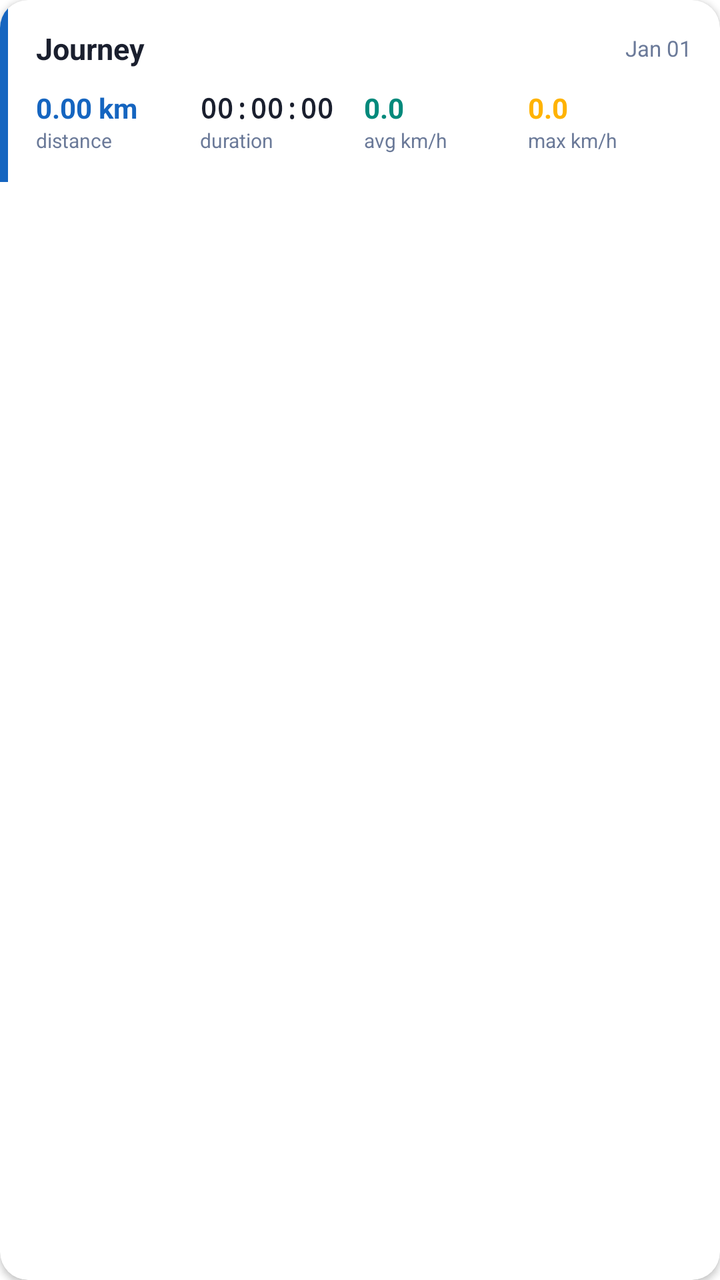
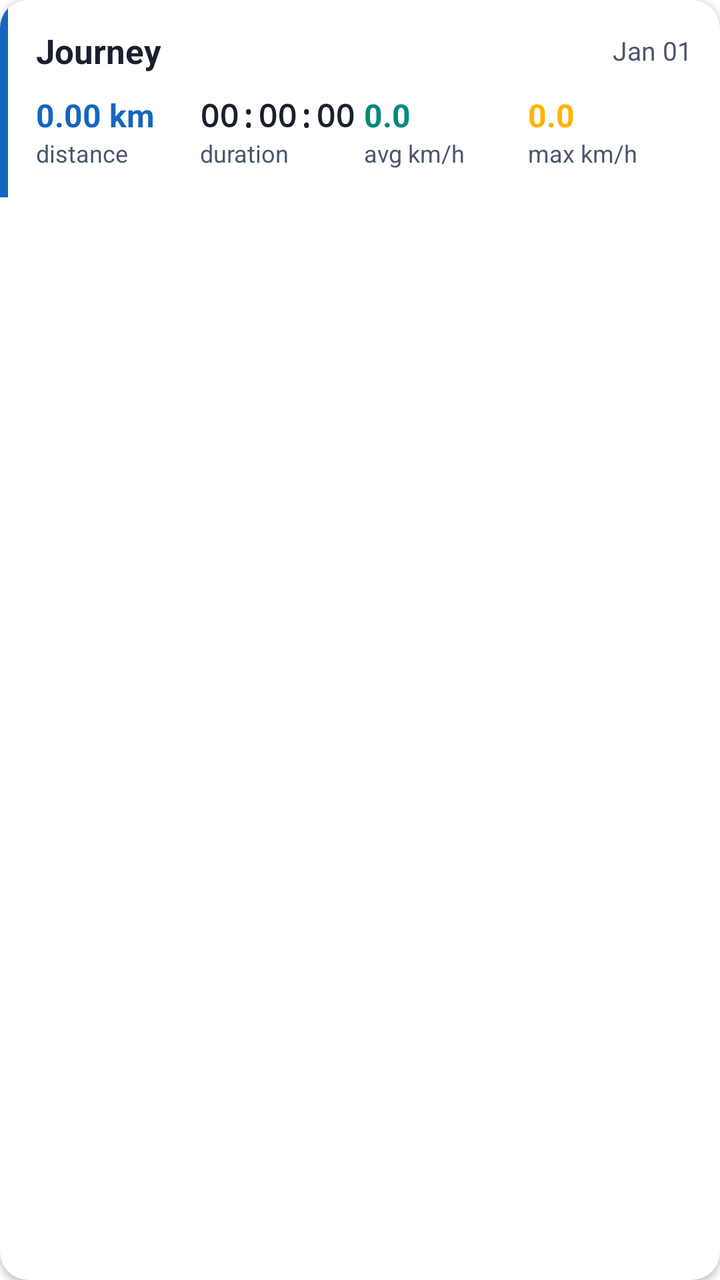

An Android layout rendered at two revisions. The XML below is the earlier revision; the diff shows what the commit changed to produce the second picture.
<!-- AndroidManifest.xml: application theme Theme.GeoTracker -->
<!-- res/layout/item_journey.xml -->
<?xml version="1.0" encoding="utf-8"?>
<androidx.cardview.widget.CardView
    xmlns:android="http://schemas.android.com/apk/res/android"
    xmlns:app="http://schemas.android.com/apk/res-auto"
    android:layout_width="match_parent"
    android:layout_height="wrap_content"
    android:layout_marginHorizontal="14dp"
    android:layout_marginVertical="5dp"
    app:cardCornerRadius="14dp"
    app:cardElevation="2dp"
    app:cardBackgroundColor="@color/surface">

    <LinearLayout
        android:layout_width="match_parent"
        android:layout_height="wrap_content"
        android:orientation="horizontal">

        
        <View
            android:layout_width="4dp"
            android:layout_height="match_parent"
            android:background="@color/primary"/>

        <LinearLayout
            android:layout_width="match_parent"
            android:layout_height="wrap_content"
            android:orientation="vertical"
            android:padding="14dp">

            
            <LinearLayout
                android:layout_width="match_parent"
                android:layout_height="wrap_content"
                android:orientation="horizontal"
                android:gravity="center_vertical"
                android:layout_marginBottom="10dp">

                <TextView
                    android:id="@+id/tvName"
                    android:layout_width="0dp"
                    android:layout_height="wrap_content"
                    android:layout_weight="1"
                    android:text="Journey"
                    android:textSize="15sp"
                    android:textStyle="bold"
                    android:textColor="@color/textPrimary"/>

                <TextView
                    android:id="@+id/tvDate"
                    android:layout_width="wrap_content"
                    android:layout_height="wrap_content"
                    android:text="Jan 01"
                    android:textSize="11sp"
                    android:textColor="@color/textSecondary"/>

            </LinearLayout>

            
            <LinearLayout
                android:layout_width="match_parent"
                android:layout_height="wrap_content"
                android:orientation="horizontal">

                <LinearLayout android:layout_width="0dp" android:layout_height="wrap_content"
                    android:layout_weight="1" android:orientation="vertical">
                    <TextView android:id="@+id/tvDistance" android:layout_width="wrap_content"
                        android:layout_height="wrap_content" android:text="0.00 km"
                        android:textSize="14sp" android:textStyle="bold" android:textColor="@color/primary"/>
                    <TextView android:layout_width="wrap_content" android:layout_height="wrap_content"
                        android:text="distance" android:textSize="10sp" android:textColor="@color/textSecondary"/>
                </LinearLayout>

                <LinearLayout android:layout_width="0dp" android:layout_height="wrap_content"
                    android:layout_weight="1" android:orientation="vertical">
                    <TextView android:id="@+id/tvDuration" android:layout_width="wrap_content"
                        android:layout_height="wrap_content" android:text="00:00:00"
                        android:textSize="14sp" android:textStyle="bold" android:textColor="@color/textPrimary"
                        android:fontFamily="monospace"/>
                    <TextView android:layout_width="wrap_content" android:layout_height="wrap_content"
                        android:text="duration" android:textSize="10sp" android:textColor="@color/textSecondary"/>
                </LinearLayout>

                <LinearLayout android:layout_width="0dp" android:layout_height="wrap_content"
                    android:layout_weight="1" android:orientation="vertical">
                    <TextView android:id="@+id/tvAvgSpeed" android:layout_width="wrap_content"
                        android:layout_height="wrap_content" android:text="0.0"
                        android:textSize="14sp" android:textStyle="bold" android:textColor="@color/accent"/>
                    <TextView android:layout_width="wrap_content" android:layout_height="wrap_content"
                        android:text="avg km/h" android:textSize="10sp" android:textColor="@color/textSecondary"/>
                </LinearLayout>

                <LinearLayout android:layout_width="0dp" android:layout_height="wrap_content"
                    android:layout_weight="1" android:orientation="vertical">
                    <TextView android:id="@+id/tvMaxSpeed" android:layout_width="wrap_content"
                        android:layout_height="wrap_content" android:text="0.0"
                        android:textSize="14sp" android:textStyle="bold" android:textColor="@color/sailGold"/>
                    <TextView android:layout_width="wrap_content" android:layout_height="wrap_content"
                        android:text="max km/h" android:textSize="10sp" android:textColor="@color/textSecondary"/>
                </LinearLayout>

            </LinearLayout>
        </LinearLayout>
    </LinearLayout>
</androidx.cardview.widget.CardView>
<!-- resources referenced by this layout -->
<resources>
  <color name="accent">#00897B</color>
  <color name="primary">#1565C0</color>
  <color name="sailGold">#FFB300</color>
  <color name="surface">#FFFFFF</color>
  <color name="textPrimary">#1A1F2E</color>
  <color name="textSecondary">#6B7A99</color>
  <style name="Theme.GeoTracker" parent="Theme.MaterialComponents.DayNight.DarkActionBar">
          <item name="colorPrimary">@color/primary</item>
          <item name="colorPrimaryVariant">@color/primaryDark</item>
          <item name="colorOnPrimary">#FFFFFF</item>
          <item name="colorSecondary">@color/accent</item>
          <item name="colorOnSecondary">#FFFFFF</item>
          <item name="android:statusBarColor">@color/primaryDark</item>
      </style>
  <color name="primaryDark">#003c8f</color>
</resources>

<!-- the commit's change to res/layout/item_journey.xml (unified diff, before → after) -->
@@ -41,7 +41,7 @@
                     android:layout_height="wrap_content"
                     android:layout_weight="1"
                     android:text="Journey"
-                    android:textSize="15sp"
+                    android:textSize="17sp"
                     android:textStyle="bold"
                     android:textColor="@color/textPrimary"/>
 
@@ -50,7 +50,7 @@
                     android:layout_width="wrap_content"
                     android:layout_height="wrap_content"
                     android:text="Jan 01"
-                    android:textSize="11sp"
+                    android:textSize="13sp"
                     android:textColor="@color/textSecondary"/>
 
             </LinearLayout>
@@ -65,37 +65,37 @@
                     android:layout_weight="1" android:orientation="vertical">
                     <TextView android:id="@+id/tvDistance" android:layout_width="wrap_content"
                         android:layout_height="wrap_content" android:text="0.00 km"
-                        android:textSize="14sp" android:textStyle="bold" android:textColor="@color/primary"/>
+                        android:textSize="16sp" android:textStyle="bold" android:textColor="@color/primary"/>
                     <TextView android:layout_width="wrap_content" android:layout_height="wrap_content"
-                        android:text="distance" android:textSize="10sp" android:textColor="@color/textSecondary"/>
+                        android:text="distance" android:textSize="12sp" android:textColor="@color/textSecondary"/>
                 </LinearLayout>
 
                 <LinearLayout android:layout_width="0dp" android:layout_height="wrap_content"
                     android:layout_weight="1" android:orientation="vertical">
                     <TextView android:id="@+id/tvDuration" android:layout_width="wrap_content"
                         android:layout_height="wrap_content" android:text="00:00:00"
-                        android:textSize="14sp" android:textStyle="bold" android:textColor="@color/textPrimary"
+                        android:textSize="16sp" android:textStyle="bold" android:textColor="@color/textPrimary"
                         android:fontFamily="monospace"/>
                     <TextView android:layout_width="wrap_content" android:layout_height="wrap_content"
-                        android:text="duration" android:textSize="10sp" android:textColor="@color/textSecondary"/>
+                        android:text="duration" android:textSize="12sp" android:textColor="@color/textSecondary"/>
                 </LinearLayout>
 
                 <LinearLayout android:layout_width="0dp" android:layout_height="wrap_content"
                     android:layout_weight="1" android:orientation="vertical">
                     <TextView android:id="@+id/tvAvgSpeed" android:layout_width="wrap_content"
                         android:layout_height="wrap_content" android:text="0.0"
-                        android:textSize="14sp" android:textStyle="bold" android:textColor="@color/accent"/>
+                        android:textSize="16sp" android:textStyle="bold" android:textColor="@color/accent"/>
                     <TextView android:layout_width="wrap_content" android:layout_height="wrap_content"
-                        android:text="avg km/h" android:textSize="10sp" android:textColor="@color/textSecondary"/>
+                        android:text="avg km/h" android:textSize="12sp" android:textColor="@color/textSecondary"/>
                 </LinearLayout>
 
                 <LinearLayout android:layout_width="0dp" android:layout_height="wrap_content"
                     android:layout_weight="1" android:orientation="vertical">
                     <TextView android:id="@+id/tvMaxSpeed" android:layout_width="wrap_content"
                         android:layout_height="wrap_content" android:text="0.0"
-                        android:textSize="14sp" android:textStyle="bold" android:textColor="@color/sailGold"/>
+                        android:textSize="16sp" android:textStyle="bold" android:textColor="@color/sailGold"/>
                     <TextView android:layout_width="wrap_content" android:layout_height="wrap_content"
-                        android:text="max km/h" android:textSize="10sp" android:textColor="@color/textSecondary"/>
+                        android:text="max km/h" android:textSize="12sp" android:textColor="@color/textSecondary"/>
                 </LinearLayout>
 
             </LinearLayout>
<!-- resource entries referenced after the edit -->
@@ -5,7 +5,7 @@
   <color name="sailGold">#FFB300</color>
   <color name="surface">#FFFFFF</color>
   <color name="textPrimary">#1A1F2E</color>
-  <color name="textSecondary">#6B7A99</color>
+  <color name="textSecondary">#4A5670</color>
   <style name="Theme.GeoTracker" parent="Theme.MaterialComponents.DayNight.DarkActionBar">
           <item name="colorPrimary">@color/primary</item>
           <item name="colorPrimaryVariant">@color/primaryDark</item>
